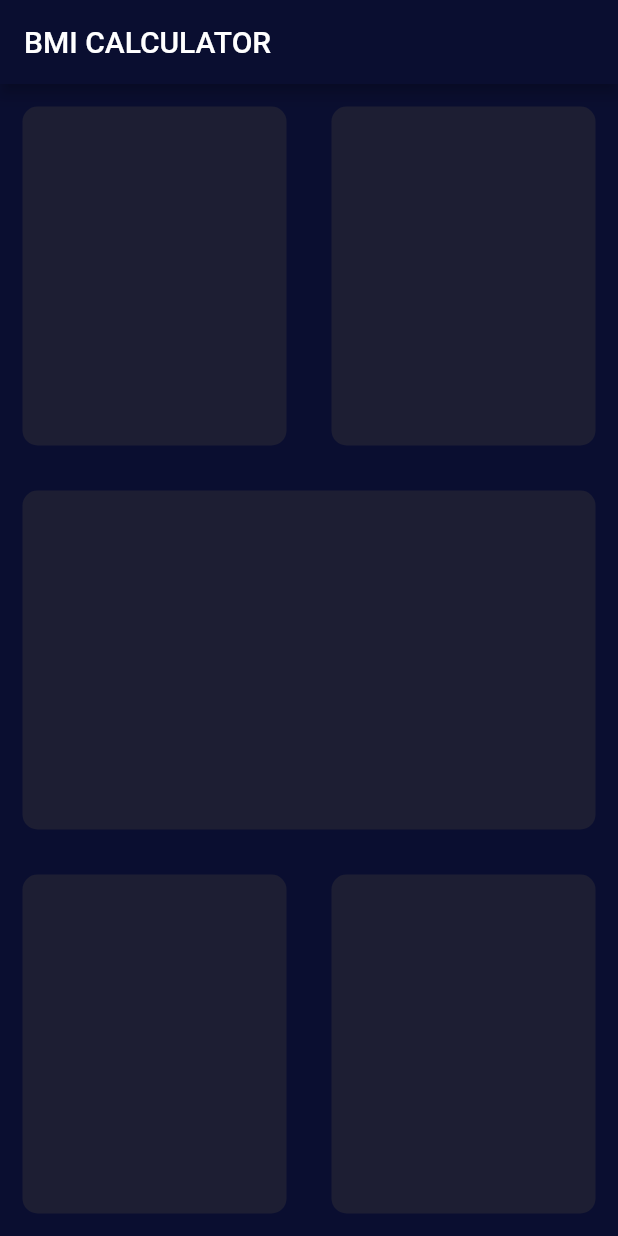
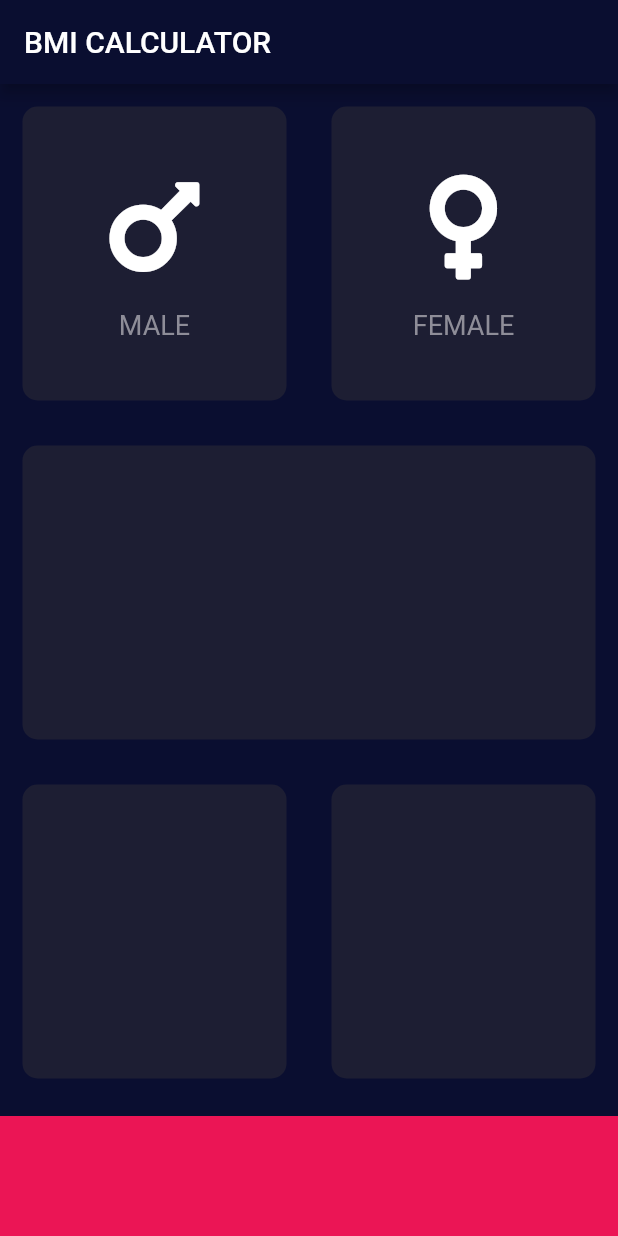
Before and after one commit to kambarovee/bmi-calculator, a Flutter app: the screen it shows after launch, on a phone screen of 412 x 824 dp. Run offline on Flutter 3.47's test engine with Material 2 defaults, Android fonts, the phone set to English and light mode, and no system bars; our stand-ins replace font_awesome_flutter.

Commit message:
Added gender icons

```diff
--- /dev/null
+++ b/lib/icons_content.dart
@@ -0,0 +1,30 @@
+import 'package:flutter/material.dart';
+
+const gendersTextStyle = TextStyle(fontSize: 18.0, color: Color(0xFF8E8D98));
+
+class GendersCard extends StatelessWidget {
+  GendersCard({@required this.genderIcon, this.genderText});
+
+  final IconData genderIcon;
+  final String genderText;
+
+  @override
+  Widget build(BuildContext context) {
+    return Column(
+      mainAxisAlignment: MainAxisAlignment.center,
+      children: <Widget>[
+        Icon(
+          genderIcon,
+          size: 80.0,
+        ),
+        SizedBox(
+          height: 15.0,
+        ),
+        Text(
+          genderText,
+          style: gendersTextStyle,
+        ),
+      ],
+    );
+  }
+}
--- a/lib/input_page.dart
+++ b/lib/input_page.dart
@@ -1,9 +1,14 @@
 import 'package:flutter/material.dart';
+import 'package:font_awesome_flutter/font_awesome_flutter.dart';
+import 'icons_content.dart';
+import 'reusable_card.dart';
 
 class InputPage extends StatefulWidget {
   @override
   _InputPageState createState() => _InputPageState();
 }
+
+const cardBackgroundColor = Color(0xFF1D1E33);
 
 class _InputPageState extends State<InputPage> {
   @override
@@ -17,47 +22,46 @@ class _InputPageState extends State<InputPage> {
           Expanded(
             child: Row(
               children: [
-                ReusableCard(colour: Color(0xFF1D1E33)),
-                ReusableCard(colour: Color(0xFF1D1E33)),
+                ReusableCard(
+                  colour: cardBackgroundColor,
+                  widgetCard: GendersCard(
+                    genderIcon: FontAwesomeIcons.mars,
+                    genderText: 'MALE',
+                  ),
+                ),
+                ReusableCard(
+                  colour: cardBackgroundColor,
+                  widgetCard: GendersCard(
+                    genderIcon: FontAwesomeIcons.venus,
+                    genderText: 'FEMALE',
+                  ),
+                ),
               ],
             ),
           ),
           Expanded(
             child: Row(
               children: [
-                ReusableCard(colour: Color(0xFF1D1E33)),
+                ReusableCard(colour: cardBackgroundColor),
               ],
             ),
           ),
           Expanded(
             child: Row(
               children: [
-                ReusableCard(colour: Color(0xFF1D1E33)),
-                ReusableCard(colour: Color(0xFF1D1E33)),
+                ReusableCard(colour: cardBackgroundColor),
+                ReusableCard(colour: cardBackgroundColor),
               ],
             ),
           ),
+          Container(
+            color: Color(0xFFEB1555),
+            height: 80.0,
+            width: double.infinity,
+            margin: EdgeInsets.only(top: 10.0),
+          )
         ],
       ),
     );
   }
 }
-
-class ReusableCard extends StatelessWidget {
-  ReusableCard({@required this.colour});
-
-  final Color colour;
-
-  @override
-  Widget build(BuildContext context) {
-    return Expanded(
-      child: Container(
-        margin: EdgeInsets.all(15),
-        decoration: BoxDecoration(
-          color: colour,
-          borderRadius: BorderRadius.circular(10.0),
-        ),
-      ),
-    );
-  }
-}
--- /dev/null
+++ b/lib/reusable_card.dart
@@ -0,0 +1,22 @@
+import 'package:flutter/material.dart';
+
+class ReusableCard extends StatelessWidget {
+  ReusableCard({@required this.colour, this.widgetCard});
+
+  final Color colour;
+  final Widget widgetCard;
+
+  @override
+  Widget build(BuildContext context) {
+    return Expanded(
+      child: Container(
+        child: widgetCard,
+        margin: EdgeInsets.all(15),
+        decoration: BoxDecoration(
+          color: colour,
+          borderRadius: BorderRadius.circular(10.0),
+        ),
+      ),
+    );
+  }
+}
--- a/pubspec.yaml
+++ b/pubspec.yaml
@@ -13,6 +13,7 @@ dependencies:
     sdk: flutter
 
   cupertino_icons: ^1.0.1
+  font_awesome_flutter: ^8.11.0
 
 dev_dependencies:
   flutter_test:
```
Also changed, not shown: pubspec.lock.
